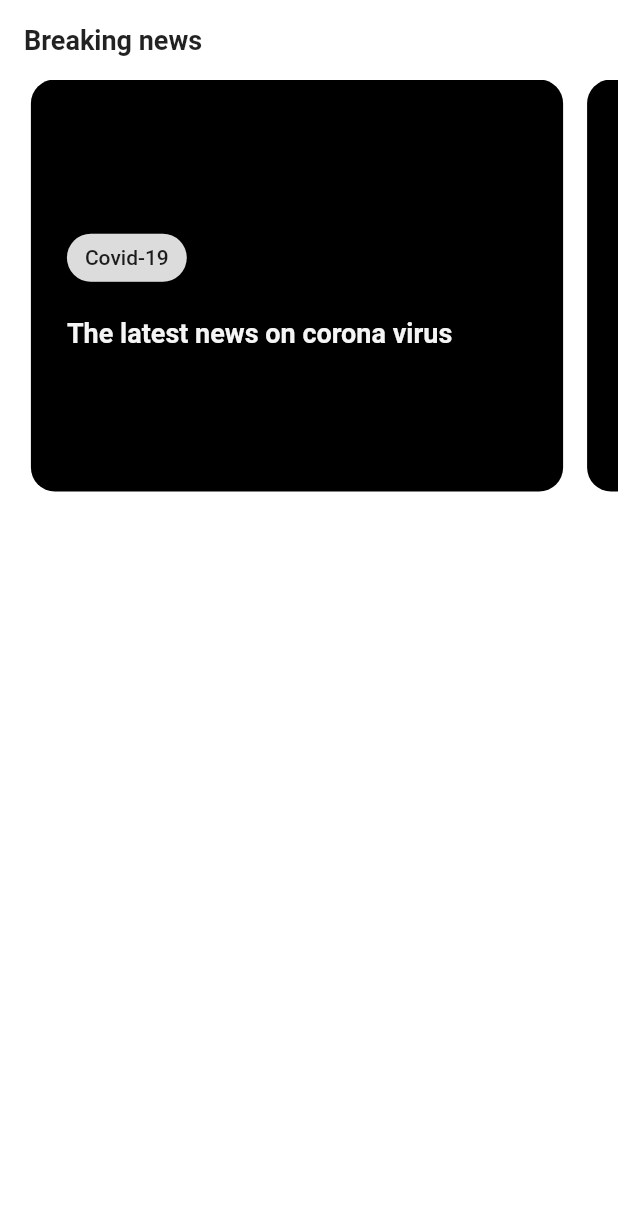
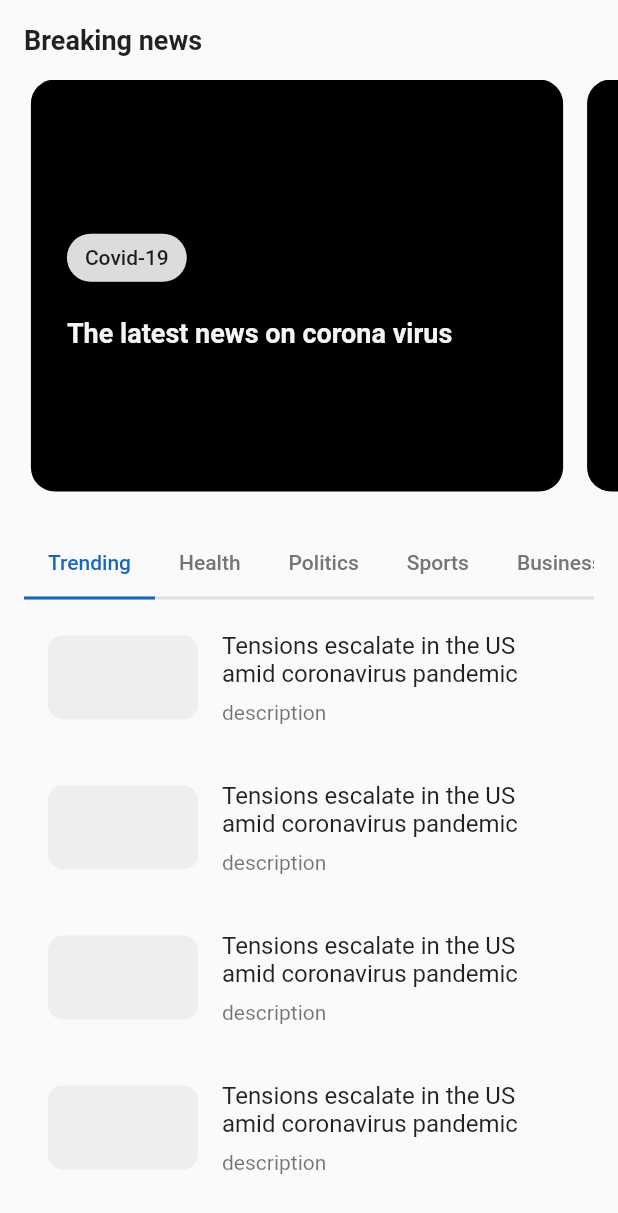
Before and after one commit to knowbee/ariana, a Flutter app: the screen it shows after launch, on a phone screen of 412 x 824 dp. Shown: the top 1213 px of the screen. Run offline on Flutter 3.47's test engine with Material 2 defaults, Android fonts, the light colour scheme and no system bars.

Commit message:
Adds categories, news list and news item widgets

```diff
--- a/lib/main.dart
+++ b/lib/main.dart
@@ -1,4 +1,5 @@
 import 'package:ariana/widgets/breaking_news.dart';
+import 'package:ariana/widgets/categories.dart';
 import 'package:flutter/material.dart';
 
 void main() {
@@ -32,8 +33,8 @@ class _MyHomePageState extends State<MyHomePage> {
   Widget build(BuildContext context) {
     return SafeArea(
       child: Scaffold(
-        backgroundColor: Colors.white,
-        body: Column(
+        body: SingleChildScrollView(
+          child: Column(
             mainAxisAlignment: MainAxisAlignment.start,
             crossAxisAlignment: CrossAxisAlignment.start,
             children: <Widget>[
@@ -46,8 +47,12 @@ class _MyHomePageState extends State<MyHomePage> {
               ),
               SizedBox(
                 height: MediaQuery.of(context).size.height / 3,
-                child: const BreakingNews())
+                child: const BreakingNews(),
+              ),
+              const SizedBox(height: 24),
+              const Categories(),
             ],
+          ),
         ),
       ),
     );
--- /dev/null
+++ b/lib/widgets/categories.dart
@@ -0,0 +1,74 @@
+import 'package:ariana/widgets/news_list.dart';
+import 'package:flutter/material.dart';
+
+class Categories extends StatelessWidget {
+  const Categories({
+    Key? key,
+  }) : super(key: key);
+
+  @override
+  Widget build(BuildContext context) {
+    return Padding(
+      padding: const EdgeInsets.symmetric(horizontal: 16.0),
+      child: DefaultTabController(
+        length: 12,
+        child: Column(
+          children: [
+            DecoratedBox(
+              decoration: BoxDecoration(
+                color: Colors.white.withOpacity(0.0),
+                border: Border(
+                  bottom: BorderSide(color: Colors.grey.shade300, width: 2),
+                ),
+              ),
+              child: TabBar(
+                  labelColor: Colors.blue.shade800,
+                  unselectedLabelColor: Colors.grey.shade600,
+                  indicatorColor: Colors.blue.shade800,
+                  isScrollable: true,
+                  labelPadding: const EdgeInsets.symmetric(horizontal: 16),
+                  indicatorWeight: 2,
+                  tabs: const [
+                    Tab(text: "Trending"),
+                    Tab(text: "Health"),
+                    Tab(text: "Politics"),
+                    Tab(text: "Sports"),
+                    Tab(text: "Business"),
+                    Tab(text: "Entertainment"),
+                    Tab(text: "Technology"),
+                    Tab(text: "Science"),
+                    Tab(text: "World"),
+                    Tab(text: "National"),
+                    Tab(text: "Local"),
+                    Tab(text: "Opinion"),
+                  ]),
+            ),
+            SizedBox(
+                key: key,
+                height: MediaQuery.of(context).size.height -
+                    MediaQuery.of(context).size.height / 3 -
+                    kTextTabBarHeight -
+                    kToolbarHeight -
+                    36,
+                child: const TabBarView(
+                  children: [
+                    NewsList(),
+                    NewsList(),
+                    NewsList(),
+                    NewsList(),
+                    NewsList(),
+                    NewsList(),
+                    NewsList(),
+                    NewsList(),
+                    NewsList(),
+                    NewsList(),
+                    NewsList(),
+                    NewsList(),
+                  ],
+                )),
+          ],
+        ),
+      ),
+    );
+  }
+}
--- /dev/null
+++ b/lib/widgets/news_list.dart
@@ -0,0 +1,28 @@
+import 'package:ariana/widgets/news_list_item.dart';
+import 'package:flutter/material.dart';
+
+class NewsList extends StatelessWidget {
+  const NewsList({
+    Key? key,
+  }) : super(key: key);
+
+  @override
+  Widget build(BuildContext context) {
+    return ListView(
+      itemExtent: 100,
+      padding: const EdgeInsets.all(16),
+      children: const [
+        NewsListItem(),
+        NewsListItem(),
+        NewsListItem(),
+        NewsListItem(),
+        NewsListItem(),
+        NewsListItem(),
+        NewsListItem(),
+        NewsListItem(),
+        NewsListItem(),
+        NewsListItem(),
+      ],
+    );
+  }
+}
--- /dev/null
+++ b/lib/widgets/news_list_item.dart
@@ -0,0 +1,26 @@
+import 'package:flutter/material.dart';
+
+class NewsListItem extends StatelessWidget {
+  const NewsListItem({Key? key}) : super(key: key);
+
+  @override
+  Widget build(BuildContext context) {
+    return ListTile(
+      contentPadding: const EdgeInsets.all(0),
+      title:
+          const Text('Tensions escalate in the US amid coronavirus pandemic'),
+      subtitle: const Padding(
+        padding: EdgeInsets.only(top: 8.0),
+        child: Text('description'),
+      ),
+      leading: Container(
+        width: 100,
+        height: 300,
+        decoration: BoxDecoration(
+          color: Colors.grey.shade200,
+          borderRadius: BorderRadius.circular(10),
+        ),
+      ),
+    );
+  }
+}
```
Lines whose indentation alone changed are shown as unchanged.
